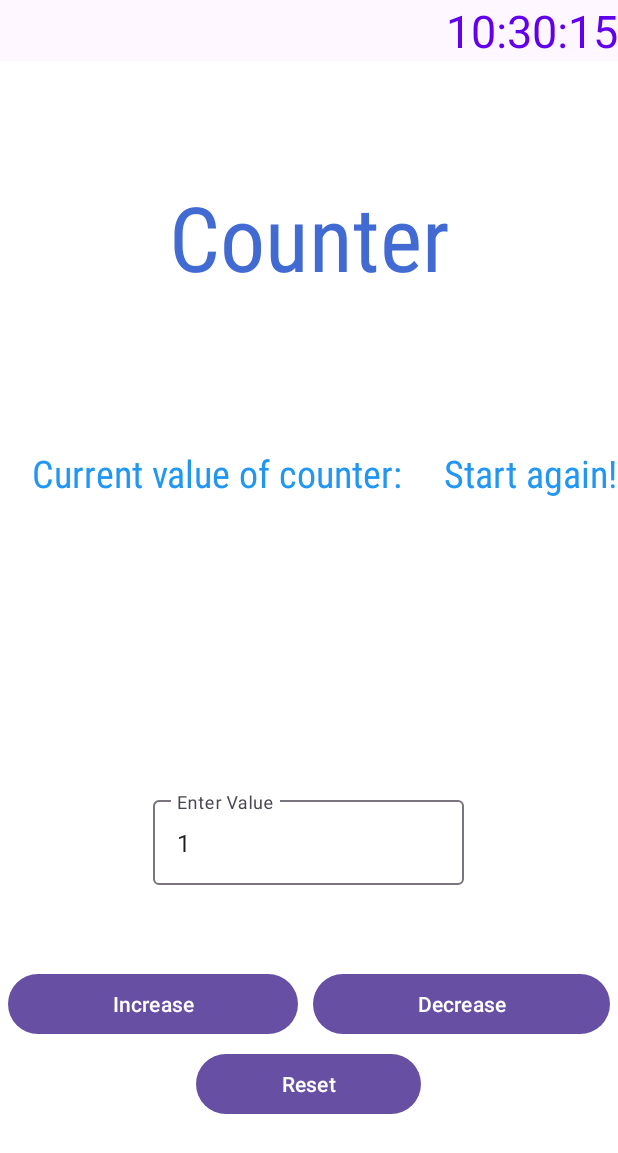
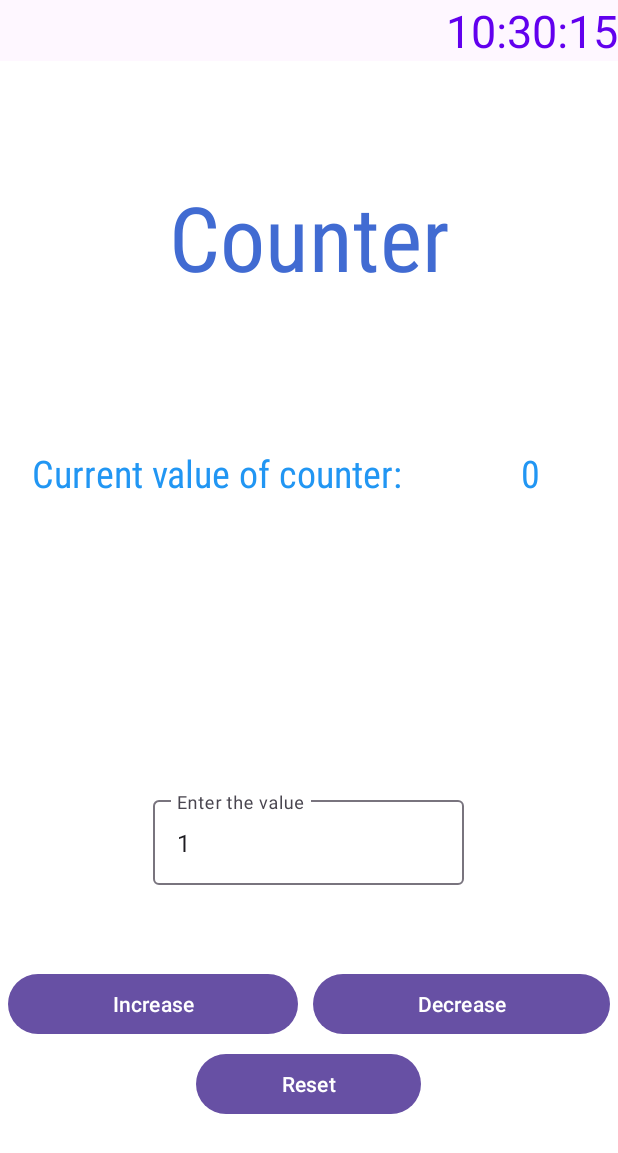
Before and after one commit to sanchit1053/androidAppWXP, an Android app: the fragment Counter placed in its activity, after a tap on "Reset", on a phone screen of 412 x 824 dp. Shown: the top 1153 px of the screen. Run offline under Robolectric (Android 15) with nearby library versions, the light colour scheme and no system bars; 2 other taps on this screen came first.

Commit message:
added accessibility to counter

```diff
--- a/app/src/main/java/com/example/myapplication/Counter.java
+++ b/app/src/main/java/com/example/myapplication/Counter.java
@@ -45,6 +45,14 @@ public class Counter extends Fragment {
         textInputEditText = textInputLayout.getEditText();
 
 
+        // Set content descriptions for buttons
+        incrementButton.setContentDescription(getString(R.string.increase));
+        decreaseButton.setContentDescription(getString(R.string.decrease));
+        resetButton.setContentDescription(getString(R.string.reset));
+
+        // Set initial text for accessibility
+        textArea.announceForAccessibility(getString(R.string.default_message) + " " + count);
+
         // Set click listeners for buttons
         incrementButton.setOnClickListener(new View.OnClickListener() {
             @Override
@@ -56,7 +64,7 @@ public class Counter extends Fragment {
                 int x = getInputValue();
                 count += x;
                 textArea.setText(String.format(String.valueOf(count)));
-
+                updateCounter();
             }
         });
 
@@ -70,6 +78,7 @@ public class Counter extends Fragment {
                 int x = getInputValue();
                 count -= x;
                 textArea.setText(String.format(String.valueOf(count)));
+                updateCounter();
             }
         });
 
@@ -80,12 +89,17 @@ public class Counter extends Fragment {
                 count = 0;
                 textInputEditText.setText("1");
                 textArea.setText("Start again!");
+                updateCounter();
             }
         });
 
         return view;
     }
-
+    // Method to update counter text and announce for accessibility
+    private void updateCounter() {
+        textArea.setText(String.valueOf(count));
+        textArea.announceForAccessibility(getString(R.string.default_message) + " " + count);
+    }
 
     // Method to get the input value from the EditText, defaulting to 1 if empty
     private int getInputValue(){
--- a/app/src/main/java/com/example/myapplication/QuoteGenerator.java
+++ b/app/src/main/java/com/example/myapplication/QuoteGenerator.java
@@ -40,6 +40,14 @@ public class QuoteGenerator extends Fragment {
 
         Button button = v.findViewById(R.id.myButton);
         TextView quote = v.findViewById(R.id.myquote);
+        TextView sampleText = v.findViewById(R.id.sampleText);
+
+        // Set content descriptions for accessibility
+        button.setContentDescription(getString(R.string.button_generate_quote_cd));
+        sampleText.setContentDescription(getString(R.string.sample_text_cd));
+
+        // Provide initial announcement for accessibility
+        sampleText.announceForAccessibility(getString(R.string.sample_text_announcement));
 
         button.setOnClickListener(new View.OnClickListener() {
             @Override
--- a/app/src/main/res/layout/fragment_counter.xml
+++ b/app/src/main/res/layout/fragment_counter.xml
@@ -39,7 +39,7 @@
             android:layout_marginStart="5dp"
             android:fontFamily="sans-serif-condensed"
             android:gravity="center"
-            android:text="@string/zero"
+            android:text="@string/one"
             android:textColor="#2196F3"
             android:textSize="25sp" />
 
@@ -49,7 +49,8 @@
         android:id="@+id/textInputLayout"
         android:layout_width="207dp"
         android:layout_height="wrap_content"
-        android:layout_marginBottom="50dp">
+        android:layout_marginBottom="50dp"
+        android:hint="@string/enter_value">
 
         <com.google.android.material.textfield.TextInputEditText
             android:id="@+id/textInputEditText"
@@ -72,22 +73,25 @@
             android:id="@+id/buttonIncrease"
             android:layout_width="wrap_content"
             android:layout_height="wrap_content"
-            android:text="@string/increase"
+            android:text="Increase"
             android:layout_weight="1"
-            android:layout_marginRight="10dp"/>
+            android:layout_marginRight="10dp"
+            android:contentDescription="@string/increase"/>
 
         <Button
             android:id="@+id/buttonDecrease"
             android:layout_width="wrap_content"
             android:layout_height="wrap_content"
-            android:text="@string/decrease"
-            android:layout_weight="1"/>
+            android:text="Decrease"
+            android:layout_weight="1"
+            android:contentDescription="@string/decrease"/>
     </LinearLayout>
 
     <Button
         android:id="@+id/buttonReset"
         android:layout_width="150dp"
         android:layout_height="wrap_content"
-        android:text="Reset" />
+        android:text="Reset"
+        android:contentDescription="@string/reset"/>
 
 </LinearLayout>
--- a/app/src/main/res/layout/quote_generator.xml
+++ b/app/src/main/res/layout/quote_generator.xml
@@ -27,7 +27,8 @@
         android:text="@string/quote_gen_desc"
         android:textAlignment="center"
         android:textSize="18sp"
-        android:textStyle="bold" />
+        android:textStyle="bold"
+        android:importantForAccessibility="yes"/>
 
     <Button
         android:id="@+id/myButton"
@@ -37,7 +38,8 @@
         android:layout_centerInParent="true"
         android:layout_centerHorizontal="true"
         android:layout_marginTop="16dp"
-        android:text="@string/quote_gen_command" />
+        android:text="@string/quote_gen_command"
+        android:importantForAccessibility="yes"/>
 
     <TextView
         android:id="@+id/myquote"
--- a/app/src/main/res/values/strings.xml
+++ b/app/src/main/res/values/strings.xml
@@ -4,7 +4,7 @@
     <string name="password_edittext_cd">Enter password</string>
     <string name="bill_amount_cd">Enter bill amount in dollar</string>
     <string name="button_calculate_cd">Tap to calculate</string>
-    <string name="login_button_cd">Login button</string>
+    <string name="login_button_cd">Tap to login</string>
     <string name="welcome_textview_cd">Welcome message</string>
     <string name="tip_calculated">Tip Amount: $</string>
     <string name="bill_calculated">Total Bill Amount: $</string>
@@ -26,17 +26,27 @@
     <string name="Counter">Counter</string>
     <string name="Unit_convertor">Unit Convertor</string>
     <string name="application_name">WPX 2.0</string>
+    <string name="button_generate_quote_cd">Generate a random quote</string>
+    <string name="sample_text_cd">Instructions: Click the button below to generate a random quote</string>
+    <string name="sample_text_announcement">Click the button below to generate a random quote</string>
+    <string name="generated_quote_announcement">Generated quote: %s</string>
+    <!-- Counter app strings -->
+    <string name="counter">Counter</string>
+    <string name="defaultMsg">Current value of counter: </string>
+    <string name="default_message">Current value of counter: </string>
+    <string name="one">1</string>
+    <string name="increase">Increase the counter</string>
+    <string name="decrease">Decrease the counter</string>
+    <string name="reset">Reset the counter</string>
+    <string name="enter_value">Enter the value</string>
+
+
 
 
 
     <string name="invalid_username">Invalid username or password</string>
     <string name="welcome">Welcome</string>
-    <!-- Counter app strings -->
-    <string name="defaultMsg">Current value of counter: </string>
-    <string name="increase">Increase</string>
-    <string name="decrease">Decrease</string>
-    <string name="counter">Counter</string>
-    <string name="zero">0</string>
+
 
     <!-- TODO: Remove or change this placeholder text -->
     <string name="hello_blank_fragment">Hello blank fragment</string>
```
